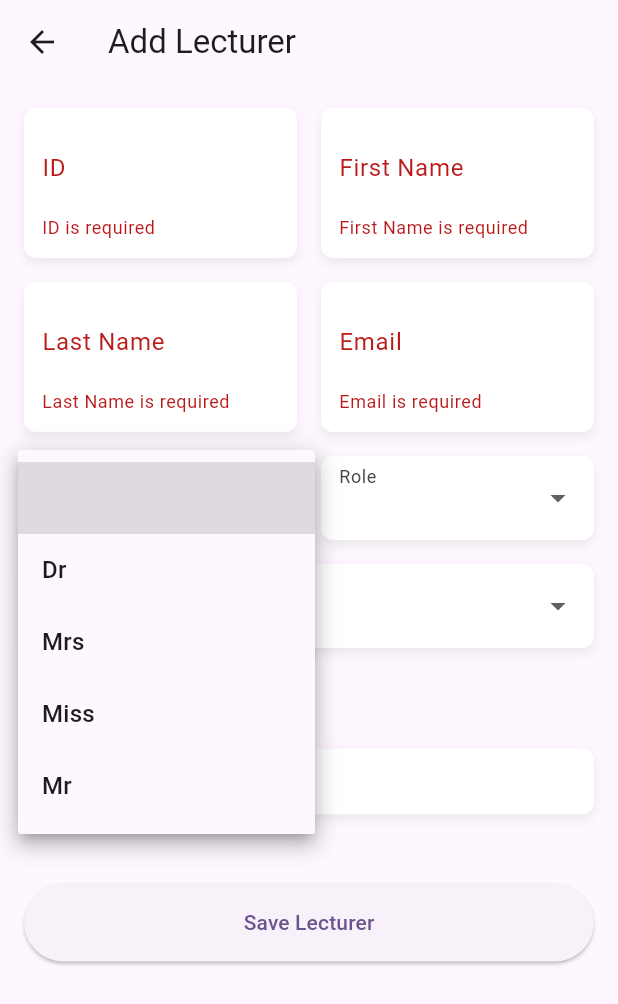
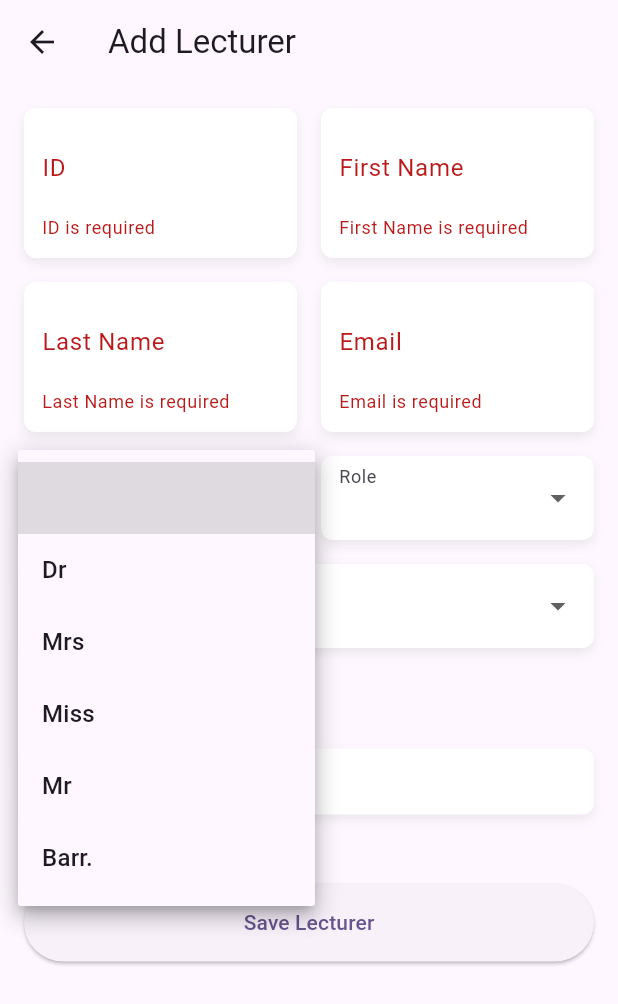
Before and after one commit to Alpha-Ronald/Simli-Plan-Web-Admin, a Flutter app: the AddLecturerPage screen opened directly, after a tap on "Save Lecturer", after a tap on "Title", on a phone screen of 412 x 824 dp. Shown: the top 1004 px of the screen. Run offline on Flutter 3.47's test engine with Material 3 defaults, Android fonts, the phone set to English and light mode, and no system bars; our stand-ins replace cloud_firestore, dropdown_search, firebase_auth, firebase_core; accounts and stored records are empty.

Commit message:
Update of lecturers section to update lecturerAssigned field in courses section

```diff
--- a/lib/features/faculties_and_departments/add_lecturer_page.dart
+++ b/lib/features/faculties_and_departments/add_lecturer_page.dart
@@ -68,6 +68,97 @@ class _AddLecturerPageState extends State<AddLecturerPage> {
     }
   }
 
+  // void saveLecturer() async {
+  //   if (_formKey.currentState!.validate()) {
+  //     _formKey.currentState!.save();
+  //
+  //     // Show confirmation dialog
+  //     bool confirm = await showDialog(
+  //       context: context,
+  //       builder: (context) => AlertDialog(
+  //         title: const Text('Confirm Details'),
+  //         content: SingleChildScrollView(
+  //           child: ListBody(
+  //             children: [
+  //               Text('ID: ${_idController.text}'),
+  //               Text('First Name: ${_firstNameController.text}'),
+  //               Text('Last Name: ${_lastNameController.text}'),
+  //               Text('Email: ${_emailController.text}'),
+  //               Text('Title: $selectedTitle'),
+  //               Text('Role: $selectedRole'),
+  //               Text('Faculty: $selectedFaculty'),
+  //               Text('Department: $selectedDepartment'),
+  //               Text('Courses Assigned: ${selectedCourses.keys.join(", ")}'),
+  //             ],
+  //           ),
+  //         ),
+  //         actions: [
+  //           TextButton(
+  //             onPressed: () => Navigator.pop(context, false),
+  //             child: const Text('Cancel'),
+  //           ),
+  //           ElevatedButton(
+  //             onPressed: () => Navigator.pop(context, true),
+  //             child: const Text('Confirm'),
+  //           ),
+  //         ],
+  //       ),
+  //     );
+  //
+  //     if (confirm == true) {
+  //       try {
+  //         await FirebaseFirestore.instance.collection('Lecturers').doc(_idController.text).set({
+  //           'id': _idController.text,
+  //           'firstName': _firstNameController.text,
+  //           'lastName': _lastNameController.text,
+  //           'email': _emailController.text,
+  //           'title': selectedTitle,
+  //           'role': selectedRole,
+  //           'faculty': selectedFaculty,
+  //           'department': selectedDepartment,
+  //           'coursesAssigned': selectedCourses.map((course, linked) => MapEntry(course, linked)),
+  //           'timestamp': FieldValue.serverTimestamp(),
+  //         });
+  //
+  //         final lecturerFullName = '${_firstNameController.text} ${_lastNameController.text}';
+  //         final lecturerId = _idController.text;
+  //
+  //         for (var entry in selectedCourses.entries) {
+  //           final courseId = entry.key;
+  //           final linkedCourses = entry.value;
+  //
+  //           // Update the main course: linked courses + lecturerAssigned
+  //           final courseRef = FirebaseFirestore.instance.collection('Courses').doc(courseId);
+  //           await courseRef.update({
+  //             'linkedCourses': FieldValue.arrayUnion(linkedCourses),
+  //             'lecturerAssigned': lecturerId, // or lecturerFullName
+  //           });
+  //
+  //           // Update linked courses: back-link + lecturerAssigned
+  //           for (var linkedCourseId in linkedCourses) {
+  //             final linkedCourseRef = FirebaseFirestore.instance.collection('Courses').doc(linkedCourseId);
+  //             await linkedCourseRef.update({
+  //               'linkedCourses': FieldValue.arrayUnion([courseId]),
+  //               'lecturerAssigned': lecturerId, // or lecturerFullName
+  //             });
+  //           }
+  //         }
+  //
+  //
+  //         if (mounted) {
+  //           ScaffoldMessenger.of(context).showSnackBar(
+  //             const SnackBar(content: Text('Lecturer saved successfully!')),
+  //           );
+  //           Navigator.pop(context);
+  //         }
+  //       } catch (e) {
+  //         ScaffoldMessenger.of(context).showSnackBar(
+  //           SnackBar(content: Text('Error saving lecturer: $e')),
+  //         );
+  //       }
+  //     }
+  //   }
+  // }
   void saveLecturer() async {
     if (_formKey.currentState!.validate()) {
       _formKey.currentState!.save();
@@ -106,9 +197,20 @@ class _AddLecturerPageState extends State<AddLecturerPage> {
       );
 
       if (confirm == true) {
+        // Show loading dialog
+        showDialog(
+          context: context,
+          barrierDismissible: false,
+          builder: (_) => const Center(child: CircularProgressIndicator()),
+        );
+
         try {
-          await FirebaseFirestore.instance.collection('Lecturers').doc(_idController.text).set({
-            'id': _idController.text,
+          final lecturerId = _idController.text;
+          final lecturerFullName = '${_firstNameController.text} ${_lastNameController.text}';
+
+          // Save lecturer
+          await FirebaseFirestore.instance.collection('Lecturers').doc(lecturerId).set({
+            'id': lecturerId,
             'firstName': _firstNameController.text,
             'lastName': _lastNameController.text,
             'email': _emailController.text,
@@ -120,34 +222,50 @@ class _AddLecturerPageState extends State<AddLecturerPage> {
             'timestamp': FieldValue.serverTimestamp(),
           });
 
-          // After saving lecturer
+          // Delete previous lecturerAssigned if exists before assigning
+          final allCourseIds = <String>{
+            ...selectedCourses.keys,
+            for (var list in selectedCourses.values) ...list,
+          };
+
+          for (var courseId in allCourseIds) {
+            final courseRef = FirebaseFirestore.instance.collection('Courses').doc(courseId);
+            await courseRef.update({
+              'lecturerAssigned': FieldValue.delete(),
+            });
+          }
+
+          // Assign new lecturer and update linkedCourses
           for (var entry in selectedCourses.entries) {
-            final courseId = entry.key; // e.g., BIO101
-            final linkedCourses = entry.value; // List<String> of linked course IDs
+            final courseId = entry.key;
+            final linkedCourses = entry.value;
 
-
-            for (var linkedCourseId in linkedCourses) {
-              final linkedCourseRef = FirebaseFirestore.instance.collection('Courses').doc(linkedCourseId);
-
-              await linkedCourseRef.update({
-                'linkedCourses': FieldValue.arrayUnion([courseId]),
-              });
-            }
-
-            // Now update the current course's linkedCourses field
+            // Update main course
             final courseRef = FirebaseFirestore.instance.collection('Courses').doc(courseId);
             await courseRef.update({
               'linkedCourses': FieldValue.arrayUnion(linkedCourses),
+              'lecturerAssigned': lecturerId,
             });
+
+            // Update linked courses
+            for (var linkedCourseId in linkedCourses) {
+              final linkedCourseRef = FirebaseFirestore.instance.collection('Courses').doc(linkedCourseId);
+              await linkedCourseRef.update({
+                'linkedCourses': FieldValue.arrayUnion([courseId]),
+                'lecturerAssigned': lecturerId,
+              });
+            }
           }
 
           if (mounted) {
+            Navigator.pop(context); // Close loading dialog
             ScaffoldMessenger.of(context).showSnackBar(
               const SnackBar(content: Text('Lecturer saved successfully!')),
             );
-            Navigator.pop(context);
+            Navigator.pop(context); // Go back to previous screen
           }
         } catch (e) {
+          Navigator.pop(context); // Close loading dialog
           ScaffoldMessenger.of(context).showSnackBar(
             SnackBar(content: Text('Error saving lecturer: $e')),
           );
@@ -185,7 +303,7 @@ class _AddLecturerPageState extends State<AddLecturerPage> {
                 _buildDropdown(
                     "Title",
                     [
-                     "" ,"Dr","Mrs", "Miss", "Mr"
+                     "" ,"Dr","Mrs", "Miss", "Mr","Barr."
                     ],
                     selectedTitle,
                         (value) => setState(() => selectedTitle
--- a/lib/features/faculties_and_departments/add_new_course.dart
+++ b/lib/features/faculties_and_departments/add_new_course.dart
@@ -212,7 +212,7 @@ class _AddCoursePageState extends State<AddCoursePage> {
       "level": _selectedLevel,
       "semester": _selectedSemester,
       "programs": _selectedPrograms, // Now stores objects with programName, status, and units
-      "lecturersAssigned": "N/A",
+      "lecturerAssigned": "N/A",
       "schedule": {},
       "students": [],
       "difficultyRating": {},
--- a/lib/features/faculties_and_departments/courses_display_screen.dart
+++ b/lib/features/faculties_and_departments/courses_display_screen.dart
@@ -215,7 +215,7 @@ class _CoursesPageState extends State<CoursesPage> {
                       DataCell(Text(programDetails['units'].toString())),
                       DataCell(Text(programDetails['status'].toString())),
                       DataCell(Text('${course['level']}')),
-                      DataCell(Text(course['lecturersAssigned'] ?? 'N/A')),
+                      DataCell(Text(course['lecturerAssigned'] ?? 'N/A')),
                       DataCell(Text(course['semester'] ?? 'N/A')),
                       DataCell(Text(_formatSchedule(course['schedule']))),
                       DataCell(_buildOptionsMenu(course)),
--- a/pubspec.yaml
+++ b/pubspec.yaml
@@ -70,8 +70,8 @@ flutter:
   uses-material-design: true
 
   # To add assets to your application, add an assets section, like this:
-  # assets:
-  #   - images/a_dot_burr.jpeg
+  assets:
+      - assets/DU_logo.png
   #   - images/a_dot_ham.jpeg
 
   # An image asset can refer to one or more resolution-specific "variants", see
```
